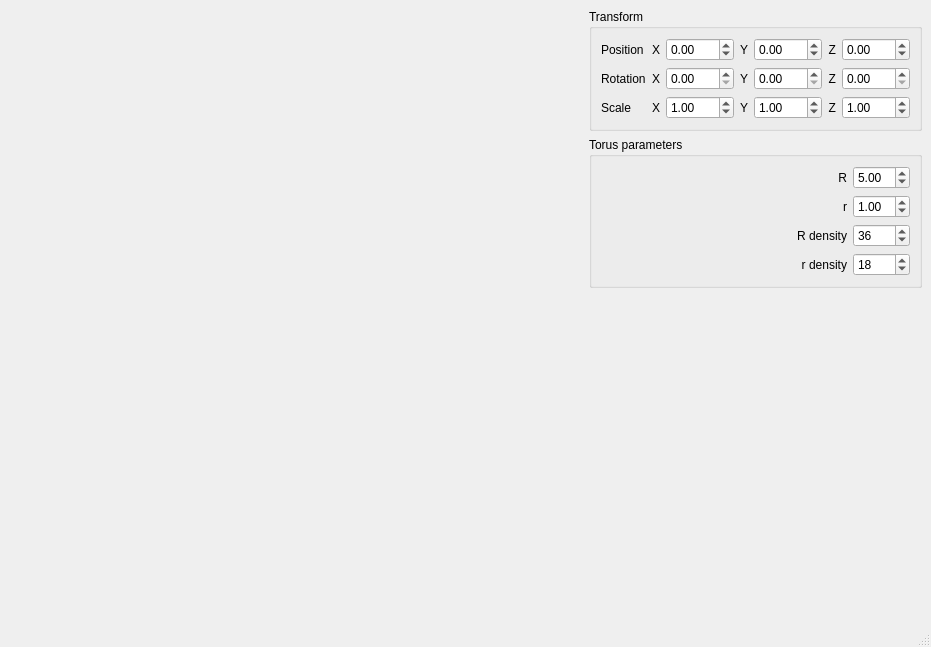
This is mainwindow.ui in smogork/SmoCAD as Qt 5 draws it before an edit. The edited form follows.
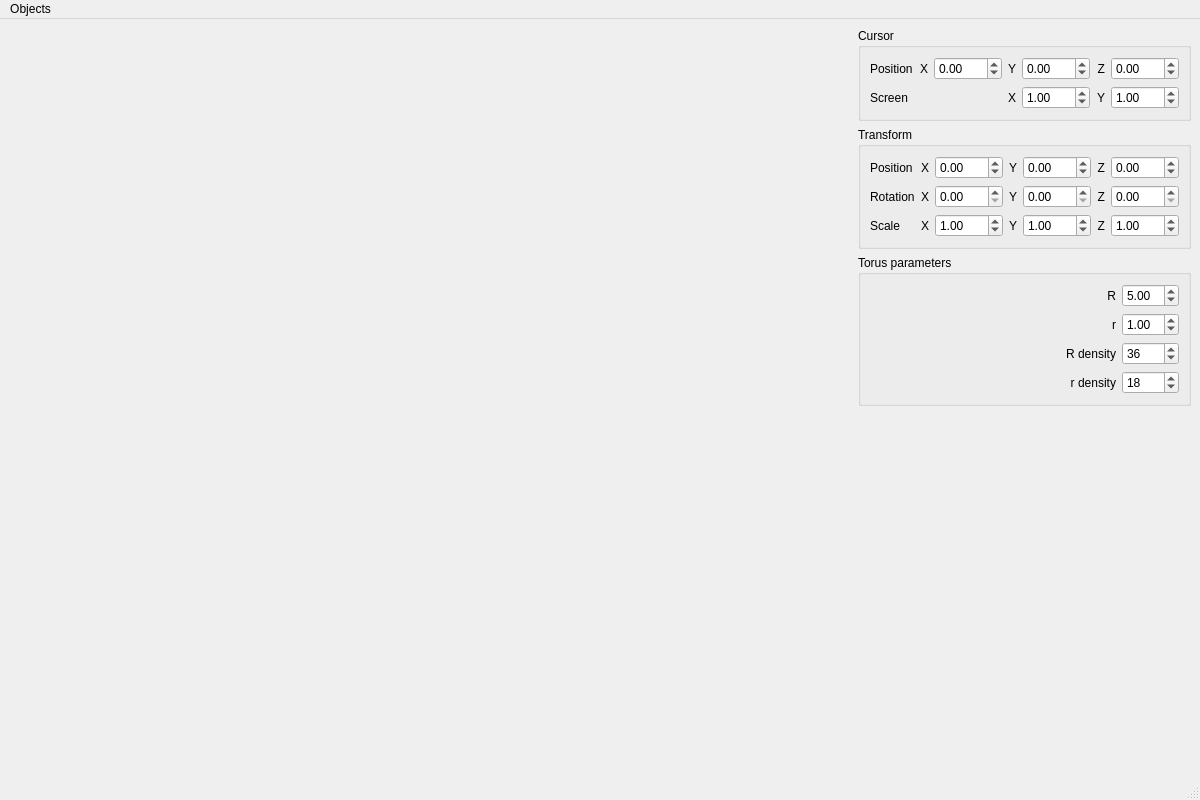
This is the edited form. Custom widgets are drawn as their Qt base class.

Diff of the .ui file:
```diff
--- a/mainwindow.ui
+++ b/mainwindow.ui
@@ -6,10 +6,19 @@
    <rect>
     <x>0</x>
     <y>0</y>
-    <width>931</width>
-    <height>647</height>
+    <width>1200</width>
+    <height>800</height>
    </rect>
   </property>
+  <property name="minimumSize">
+   <size>
+    <width>1200</width>
+    <height>800</height>
+   </size>
+  </property>
+  <property name="mouseTracking">
+   <bool>true</bool>
+  </property>
   <property name="windowTitle">
    <string>MainWindow</string>
   </property>
@@ -34,6 +43,151 @@
     </item>
     <item>
      <layout class="QVBoxLayout" name="verticalLayout_3">
+      <item>
+       <widget class="QGroupBox" name="groupBoxTransform_2">
+        <property name="title">
+         <string>Cursor</string>
+        </property>
+        <layout class="QVBoxLayout" name="verticalLayout_6">
+         <item>
+          <layout class="QGridLayout" name="gridLayout_4">
+           <item row="0" column="0">
+            <widget class="QLabel" name="label_26">
+             <property name="text">
+              <string>Position</string>
+             </property>
+            </widget>
+           </item>
+           <item row="0" column="6">
+            <widget class="QDoubleSpinBox" name="spinPosZ_2">
+             <property name="sizePolicy">
+              <sizepolicy hsizetype="Minimum" vsizetype="Fixed">
+               <horstretch>0</horstretch>
+               <verstretch>0</verstretch>
+              </sizepolicy>
+             </property>
+             <property name="minimum">
+              <double>-100.000000000000000</double>
+             </property>
+             <property name="maximum">
+              <double>100.000000000000000</double>
+             </property>
+            </widget>
+           </item>
+           <item row="0" column="4">
+            <widget class="QDoubleSpinBox" name="spinPosY_2">
+             <property name="minimum">
+              <double>-100.000000000000000</double>
+             </property>
+             <property name="maximum">
+              <double>100.000000000000000</double>
+             </property>
+            </widget>
+           </item>
+           <item row="0" column="5">
+            <widget class="QLabel" name="label_23">
+             <property name="text">
+              <string>Z</string>
+             </property>
+             <property name="alignment">
+              <set>Qt::AlignRight|Qt::AlignTrailing|Qt::AlignVCenter</set>
+             </property>
+            </widget>
+           </item>
+           <item row="1" column="0">
+            <widget class="QLabel" name="label_19">
+             <property name="text">
+              <string>Screen</string>
+             </property>
+            </widget>
+           </item>
+           <item row="0" column="1">
+            <widget class="QLabel" name="label_21">
+             <property name="text">
+              <string>X</string>
+             </property>
+             <property name="alignment">
+              <set>Qt::AlignRight|Qt::AlignTrailing|Qt::AlignVCenter</set>
+             </property>
+            </widget>
+           </item>
+           <item row="0" column="3">
+            <widget class="QLabel" name="label_22">
+             <property name="text">
+              <string>Y</string>
+             </property>
+             <property name="alignment">
+              <set>Qt::AlignRight|Qt::AlignTrailing|Qt::AlignVCenter</set>
+             </property>
+            </widget>
+           </item>
+           <item row="0" column="2">
+            <widget class="QDoubleSpinBox" name="spinPosX_2">
+             <property name="minimum">
+              <double>-100.000000000000000</double>
+             </property>
+             <property name="maximum">
+              <double>100.000000000000000</double>
+             </property>
+            </widget>
+           </item>
+           <item row="1" column="6">
+            <widget class="QDoubleSpinBox" name="spinScaleY_2">
+             <property name="minimum">
+              <double>0.010000000000000</double>
+             </property>
+             <property name="maximum">
+              <double>100.000000000000000</double>
+             </property>
+             <property name="singleStep">
+              <double>0.100000000000000</double>
+             </property>
+             <property name="value">
+              <double>1.000000000000000</double>
+             </property>
+            </widget>
+           </item>
+           <item row="1" column="5">
+            <widget class="QLabel" name="label_24">
+             <property name="text">
+              <string>Y</string>
+             </property>
+             <property name="alignment">
+              <set>Qt::AlignRight|Qt::AlignTrailing|Qt::AlignVCenter</set>
+             </property>
+            </widget>
+           </item>
+           <item row="1" column="4">
+            <widget class="QDoubleSpinBox" name="spinScaleX_2">
+             <property name="minimum">
+              <double>0.010000000000000</double>
+             </property>
+             <property name="maximum">
+              <double>100.000000000000000</double>
+             </property>
+             <property name="singleStep">
+              <double>0.100000000000000</double>
+             </property>
+             <property name="value">
+              <double>1.000000000000000</double>
+             </property>
+            </widget>
+           </item>
+           <item row="1" column="3">
+            <widget class="QLabel" name="label_27">
+             <property name="text">
+              <string>X</string>
+             </property>
+             <property name="alignment">
+              <set>Qt::AlignRight|Qt::AlignTrailing|Qt::AlignVCenter</set>
+             </property>
+            </widget>
+           </item>
+          </layout>
+         </item>
+        </layout>
+       </widget>
+      </item>
       <item>
        <widget class="QGroupBox" name="groupBoxTransform">
         <property name="title">
@@ -399,10 +553,25 @@
     <rect>
      <x>0</x>
      <y>0</y>
-     <width>931</width>
-     <height>17</height>
+     <width>1200</width>
+     <height>20</height>
     </rect>
    </property>
+   <widget class="QMenu" name="menuObjects">
+    <property name="title">
+     <string>Objects</string>
+    </property>
+    <widget class="QMenu" name="menuAdd">
+     <property name="title">
+      <string>Add</string>
+     </property>
+     <addaction name="actionTorus"/>
+     <addaction name="actionPoint"/>
+    </widget>
+    <addaction name="menuAdd"/>
+    <addaction name="actionDelete"/>
+   </widget>
+   <addaction name="menuObjects"/>
   </widget>
   <widget class="QStatusBar" name="statusbar"/>
  </widget>
```
Left out of the diff: 15 changed lines with no effect on the pictures.
